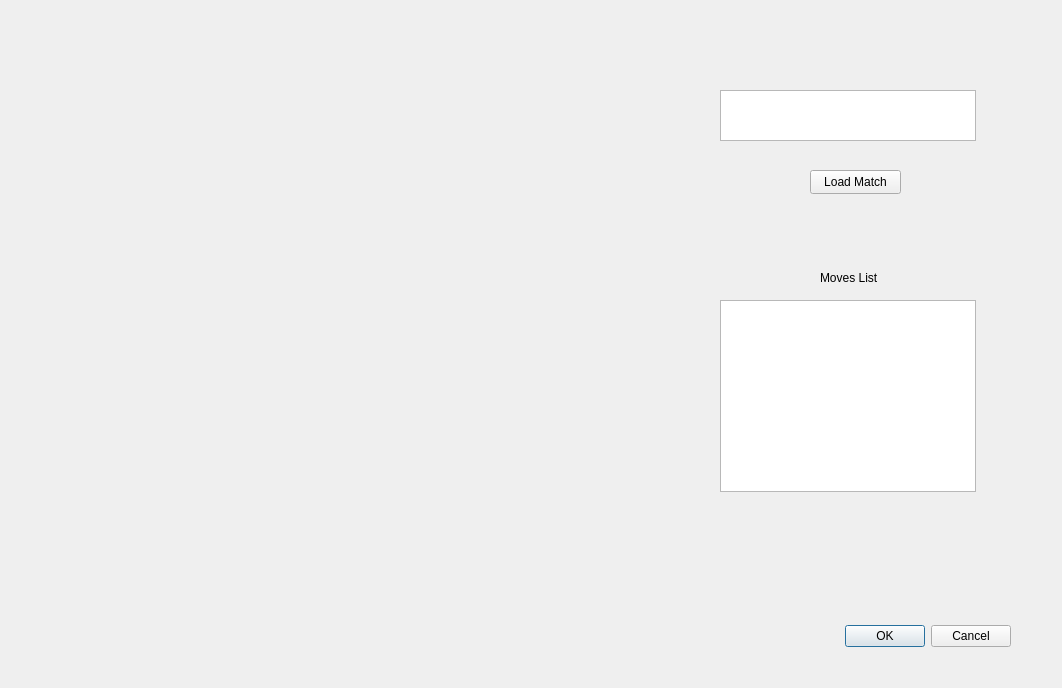
AlienWolfX/thesis-chess, file ui/viewHistory.ui: the form before one commit.
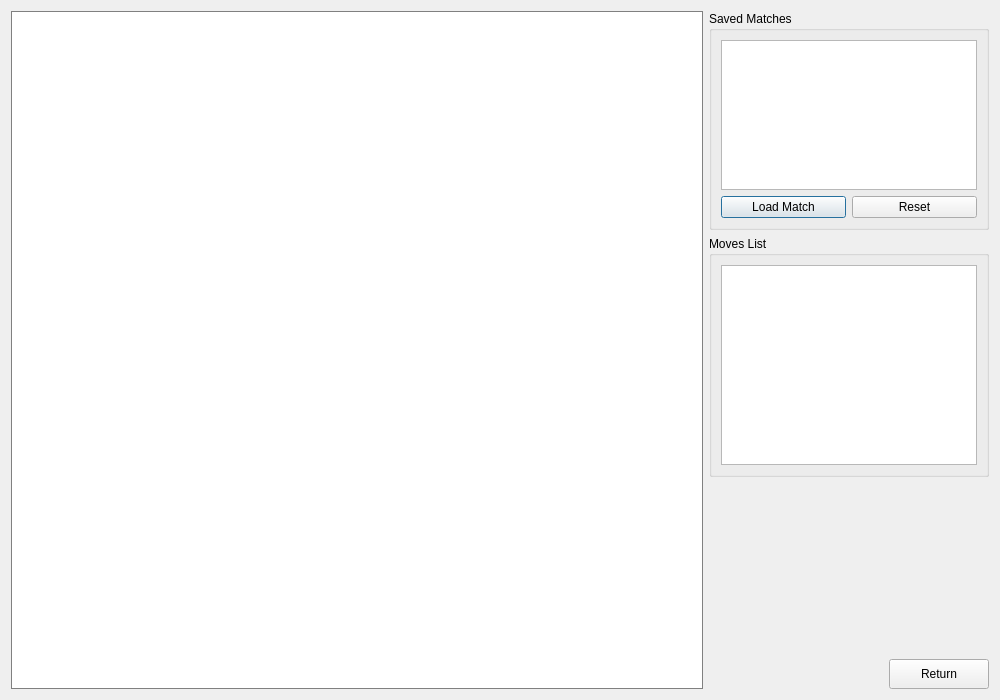
The form after the commit. Icons and pictures are not drawn.

Patch:
```diff
--- a/ui/viewHistory.ui
+++ b/ui/viewHistory.ui
@@ -6,10 +6,16 @@
    <rect>
     <x>0</x>
     <y>0</y>
-    <width>1062</width>
-    <height>688</height>
+    <width>1000</width>
+    <height>700</height>
    </rect>
   </property>
+  <property name="minimumSize">
+   <size>
+    <width>800</width>
+    <height>600</height>
+   </size>
+  </property>
   <property name="windowTitle">
    <string>History</string>
   </property>
@@ -17,81 +23,118 @@
    <iconset>
     <normaloff>img/app.ico</normaloff>img/app.ico</iconset>
   </property>
-  <widget class="QDialogButtonBox" name="viewHistory">
-   <property name="geometry">
-    <rect>
-     <x>550</x>
-     <y>620</y>
-     <width>461</width>
-     <height>32</height>
-    </rect>
-   </property>
-   <property name="orientation">
-    <enum>Qt::Horizontal</enum>
-   </property>
-   <property name="standardButtons">
-    <set>QDialogButtonBox::Cancel|QDialogButtonBox::Ok</set>
-   </property>
-  </widget>
-  <widget class="QLabel" name="chessOutput">
-   <property name="geometry">
-    <rect>
-     <x>30</x>
-     <y>40</y>
-     <width>541</width>
-     <height>611</height>
-    </rect>
-   </property>
-   <property name="text">
-    <string/>
-   </property>
-  </widget>
-  <widget class="QListWidget" name="matchList">
-   <property name="geometry">
-    <rect>
-     <x>720</x>
-     <y>90</y>
-     <width>256</width>
-     <height>51</height>
-    </rect>
-   </property>
-  </widget>
-  <widget class="QPushButton" name="loadButton">
-   <property name="geometry">
-    <rect>
-     <x>810</x>
-     <y>170</y>
-     <width>91</width>
-     <height>24</height>
-    </rect>
-   </property>
-   <property name="text">
-    <string>Load Match</string>
-   </property>
-  </widget>
-  <widget class="QLabel" name="labelMovesList">
-   <property name="geometry">
-    <rect>
-     <x>820</x>
-     <y>270</y>
-     <width>81</width>
-     <height>16</height>
-    </rect>
-   </property>
-   <property name="text">
-    <string>Moves List</string>
-   </property>
-  </widget>
-  <widget class="QListWidget" name="movesList">
-   <property name="geometry">
-    <rect>
-     <x>720</x>
-     <y>300</y>
-     <width>256</width>
-     <height>192</height>
-    </rect>
-   </property>
-  </widget>
+  <layout class="QGridLayout" name="gridLayout">
+   <item row="0" column="0" rowspan="4" colspan="1">
+    <widget class="QLabel" name="chessOutput">
+     <property name="sizePolicy">
+      <sizepolicy hsizetype="Expanding" vsizetype="Expanding">
+       <horstretch>2</horstretch>
+       <verstretch>1</verstretch>
+      </sizepolicy>
+     </property>
+     <property name="styleSheet">
+      <string notr="true">background-color: white; border: 1px solid gray;</string>
+     </property>
+     <property name="text">
+      <string/>
+     </property>
+    </widget>
+   </item>
+   <item row="0" column="1">
+    <widget class="QGroupBox" name="groupBox">
+     <property name="title">
+      <string>Saved Matches</string>
+     </property>
+     <layout class="QVBoxLayout" name="verticalLayout">
+      <item>
+       <widget class="QListWidget" name="matchList">
+        <property name="sizePolicy">
+         <sizepolicy hsizetype="Expanding" vsizetype="Expanding">
+          <horstretch>1</horstretch>
+          <verstretch>1</verstretch>
+         </sizepolicy>
+        </property>
+        <property name="minimumSize">
+         <size>
+          <width>250</width>
+          <height>150</height>
+         </size>
+        </property>
+       </widget>
+      </item>
+      <item>
+       <layout class="QHBoxLayout" name="horizontalLayout">
+        <item>
+         <widget class="QPushButton" name="loadButton">
+          <property name="text">
+           <string>Load Match</string>
+          </property>
+         </widget>
+        </item>
+        <item>
+         <widget class="QPushButton" name="resetButton">
+          <property name="text">
+           <string>Reset</string>
+          </property>
+         </widget>
+        </item>
+       </layout>
+      </item>
+     </layout>
+    </widget>
+   </item>
+   <item row="1" column="1">
+    <widget class="QGroupBox" name="groupBox_2">
+     <property name="title">
+      <string>Moves List</string>
+     </property>
+     <layout class="QVBoxLayout" name="verticalLayout_2">
+      <item>
+       <widget class="QListWidget" name="movesList">
+        <property name="sizePolicy">
+         <sizepolicy hsizetype="Expanding" vsizetype="Expanding">
+          <horstretch>1</horstretch>
+          <verstretch>2</verstretch>
+         </sizepolicy>
+        </property>
+        <property name="minimumSize">
+         <size>
+          <width>250</width>
+          <height>200</height>
+         </size>
+        </property>
+       </widget>
+      </item>
+     </layout>
+    </widget>
+   </item>
+   <item row="2" column="1">
+    <spacer name="verticalSpacer">
+     <property name="orientation">
+      <enum>Qt::Vertical</enum>
+     </property>
+     <property name="sizeHint" stdset="0">
+      <size>
+       <width>20</width>
+       <height>40</height>
+      </size>
+     </property>
+    </spacer>
+   </item>
+   <item row="3" column="1" alignment="Qt::AlignRight">
+    <widget class="QPushButton" name="returnButton">
+     <property name="text">
+      <string>Return</string>
+     </property>
+     <property name="minimumSize">
+      <size>
+       <width>100</width>
+       <height>30</height>
+      </size>
+     </property>
+    </widget>
+   </item>
+  </layout>
  </widget>
  <resources/>
  <connections>
```
Left out of the diff: 35 changed lines with no effect on the pictures.
